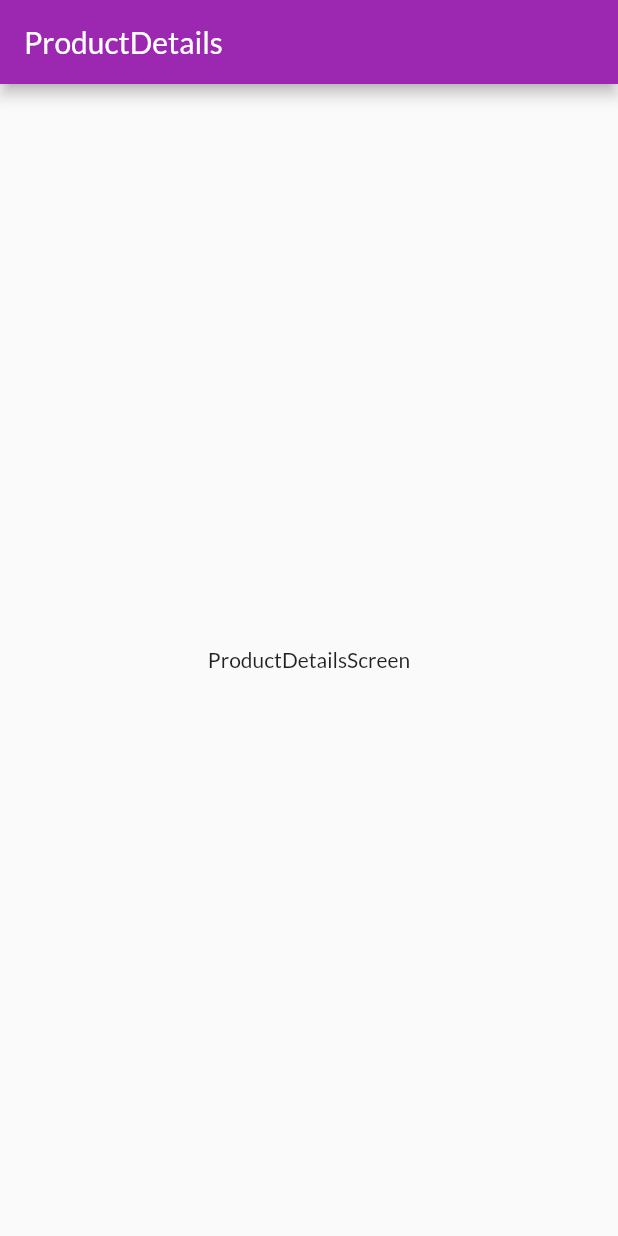
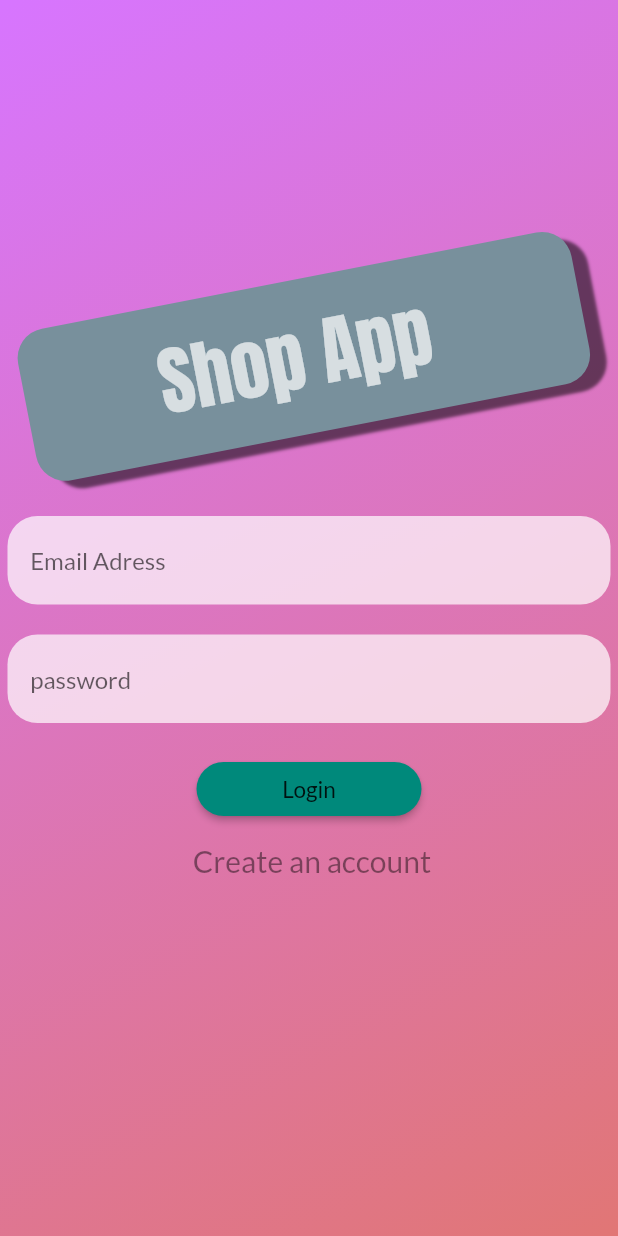
Before and after one commit to Abdo2021-a/EcommerceApp, a Flutter app: the screen it shows after launch, on a phone screen of 412 x 824 dp. Run offline on Flutter 3.47's test engine with Material 2 defaults, Android fonts, the phone set to English and light mode, and no system bars.

Commit message:
auth_screen

```diff
--- a/lib/Screens/auth_screen.dart
+++ b/lib/Screens/auth_screen.dart
@@ -0,0 +1,235 @@
+import 'dart:math';
+
+import 'package:flutter/material.dart';
+
+class AuthScreen extends StatelessWidget {
+  static const authscreen_routename = "/auth-screen";
+
+  @override
+  Widget build(BuildContext context) {
+    final phone_size = MediaQuery.of(context).size;
+    return Scaffold(
+      body: Stack(children: [
+        Container(
+          decoration: BoxDecoration(
+              gradient: LinearGradient(colors: [
+            Color.fromRGBO(215, 117, 255, 1),
+            Color.fromRGBO(225, 118, 117, 1),
+          ], begin: Alignment.topLeft, end: Alignment.bottomRight)),
+        ),
+        SingleChildScrollView(
+          child: Container(
+            width: phone_size.width,
+            height: phone_size.height,
+            child: Column(
+              crossAxisAlignment: CrossAxisAlignment.center,
+              mainAxisAlignment: MainAxisAlignment.center,
+              children: [
+                Flexible(
+                  child: Container(
+                    padding: EdgeInsets.symmetric(horizontal: 90, vertical: 15),
+                    decoration: BoxDecoration(
+                        color: Colors.blueGrey.shade400,
+                        borderRadius: BorderRadius.circular(20),
+                        boxShadow: [
+                          BoxShadow(
+                              color: Colors.black54,
+                              blurRadius: 1,
+                              offset: Offset(10, 7))
+                        ]),
+                    margin: EdgeInsets.only(bottom: 15),
+                    transform: Matrix4.rotationZ(-11 * pi / 180)
+                      ..translate(-10.00),
+                    child: Text(
+                      "Shop App ",
+                      style: TextStyle(
+                          fontFamily: "Anton",
+                          fontSize: 50,
+                          color: Theme.of(context)
+                              .accentTextTheme
+                              .headline1
+                              .color),
+                    ),
+                  ),
+                ),
+                Flexible(
+                    flex: phone_size.width > 600 ? 2 : 1, child: AuthCard()),
+              ],
+            ),
+          ),
+        ),
+      ]),
+    );
+  }
+}
+
+class AuthCard extends StatefulWidget {
+  @override
+  _AuthCardState createState() => _AuthCardState();
+}
+
+enum Authmode { login, signup }
+
+class _AuthCardState extends State<AuthCard> {
+  final _formkey = GlobalKey<FormState>();
+  Authmode _authmode = Authmode.login;
+  TextEditingController _textEditingController_password =
+      TextEditingController();
+  Map<String, String> _authdata = {
+    "email": "",
+    "password": "",
+  };
+  bool _isloding = false;
+  Future<void> _submit() async {
+    if (!_formkey.currentState.validate()) {
+      return;
+    }
+    print("lw eshta8let fana 7mar ");
+    setState(() {
+      _isloding = true;
+    });
+    try {} catch (eror) {}
+
+    // setState(() {
+    //   _isloding = false;
+    // });
+  }
+
+  _switchAuthMode() {
+    if (_authmode == Authmode.login) {
+      setState(() {
+        _authmode = Authmode.signup;
+      });
+    } else {
+      if (_authmode == Authmode.signup) {
+        setState(() {
+          _authmode = Authmode.login;
+        });
+      }
+    }
+  }
+
+  @override
+  Widget build(BuildContext context) {
+    return Padding(
+      padding: const EdgeInsets.all(5.0),
+      child: Form(
+        key: _formkey,
+        child: SingleChildScrollView(
+          child: Column(
+            children: [
+              TextFormField(
+                onSaved: (value) {
+                  _authdata["email"] = value;
+                },
+                validator: (val) {
+                  if (val.isEmpty || !val.contains("@")) {
+                    return "please Enter a valid Email ";
+                  }
+                  return null;
+                },
+                decoration: InputDecoration(
+                    hintText: " Email Adress ",
+                    filled: true,
+                    fillColor: Colors.white70,
+                    border: OutlineInputBorder(
+                      borderRadius: BorderRadius.circular(20),
+                      borderSide: BorderSide(
+                        width: 0,
+                        style: BorderStyle.none,
+                      ),
+                    )),
+              ),
+              SizedBox(
+                height: 20,
+              ),
+              TextFormField(
+                onSaved: (value) {
+                  _authdata["password"] = value;
+                },
+                validator: (val) {
+                  if (val.isEmpty || val.length < 7) {
+                    return "please Enter a valid password more than 7 ";
+                  }
+                  return null;
+                },
+                controller: _textEditingController_password,
+                decoration: InputDecoration(
+                    hintText: " password ",
+                    filled: true,
+                    fillColor: Colors.white70,
+                    border: OutlineInputBorder(
+                      borderRadius: BorderRadius.circular(20),
+                      borderSide: BorderSide(
+                        width: 0,
+                        style: BorderStyle.none,
+                      ),
+                    )),
+              ),
+              SizedBox(
+                height: 20,
+              ),
+              if (_authmode == Authmode.signup)
+                Padding(
+                  padding: const EdgeInsets.only(bottom: 20),
+                  child: TextFormField(
+                    validator: (val) {
+                      if (val.isEmpty ||
+                          val != _textEditingController_password.text) {
+                        return "password dont match ";
+                      }
+                      return null;
+                    },
+                    decoration: InputDecoration(
+                        hintText: " Reapeat Password ",
+                        filled: true,
+                        fillColor: Colors.white70,
+                        border: OutlineInputBorder(
+                          borderRadius: BorderRadius.circular(20),
+                          borderSide: BorderSide(
+                            width: 0,
+                            style: BorderStyle.none,
+                          ),
+                        )),
+                  ),
+                ),
+              if (_isloding)
+                CircularProgressIndicator(
+                  color: Colors.teal.shade600,
+                ),
+              if (!_isloding)
+                SizedBox(
+                  width: 150,
+                  child: RaisedButton(
+                    color: Colors.teal.shade600,
+                    shape: RoundedRectangleBorder(
+                        borderRadius: BorderRadius.circular(20)),
+                    onPressed: _submit,
+                    child: Text(
+                      _authmode == Authmode.login ? "Login" : "Sign Up",
+                      style: TextStyle(fontSize: 15),
+                    ),
+                  ),
+                ),
+              if (!_isloding)
+                FlatButton(
+                    onPressed: _switchAuthMode,
+                    child: Text(
+                      _authmode == Authmode.login
+                          ? " Create an account"
+                          : "i have an account",
+                      style: TextStyle(
+                          fontSize: 20,
+                          color: Colors.black45,
+                          fontFamily: "Lato"
+                          // Theme.of(context).accentTextTheme.headline3.color
+
+                          ),
+                    )),
+            ],
+          ),
+        ),
+      ),
+    );
+  }
+}
--- a/lib/Screens/product_overview_screen.dart
+++ b/lib/Screens/product_overview_screen.dart
@@ -10,7 +10,7 @@ class _ProductOverViewScreenState extends State<ProductOverViewScreen> {
   Widget build(BuildContext context) {
     return Scaffold(
       body: Center(
-        child: Text("abdo"),
+        child: Text("ahmed"),
       ),
     );
   }
--- a/lib/Screens/product_screen_details.dart
+++ b/lib/Screens/product_screen_details.dart
@@ -7,11 +7,11 @@ class ProductDetailsScreen extends StatelessWidget {
   Widget build(BuildContext context) {
     return Scaffold(
       appBar: AppBar(
-        title: Text("ProductDetails"),
+        title: Text("prodct detalsssssss"),
       ),
       body: Container(
         child: Center(
-          child: Text("ProductDetailsScreen"),
+          child: Text("detalsssssss"),
         ),
       ),
     );
--- a/lib/main.dart
+++ b/lib/main.dart
@@ -6,6 +6,7 @@ import 'Providers/auth.dart';
 import 'Providers/card.dart';
 import 'Providers/orders.dart';
 import 'Providers/products.dart';
+import 'Screens/auth_screen.dart';
 import 'Screens/card_screen.dart';
 import 'Screens/edit_product_screen.dart';
 import 'Screens/orders_screen.dart';
@@ -31,7 +32,7 @@ class MyApp extends StatelessWidget {
       child: MaterialApp(
         theme: ThemeData(primaryColor: Colors.purple, fontFamily: "Lato"),
         debugShowCheckedModeBanner: false,
-        home: ProductDetailsScreen(),
+        home: AuthScreen(),
         routes: {
           ProductDetailsScreen.Productdetailsscreen_routename: (_) {
             return ProductDetailsScreen();
@@ -47,7 +48,10 @@ class MyApp extends StatelessWidget {
           },
           EditProductScreen.editproduct_routename: (_) {
             return EditProductScreen();
-          }
+          },
+          AuthScreen.authscreen_routename: (_) {
+            return AuthScreen();
+          },
         },
       ),
     );
```
